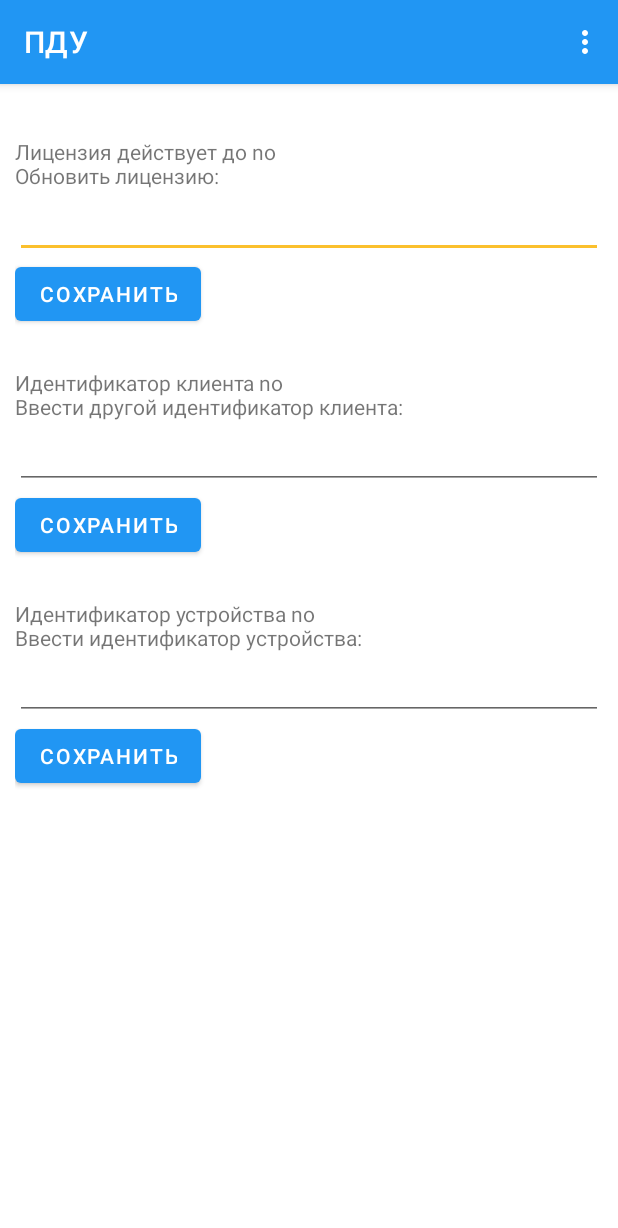
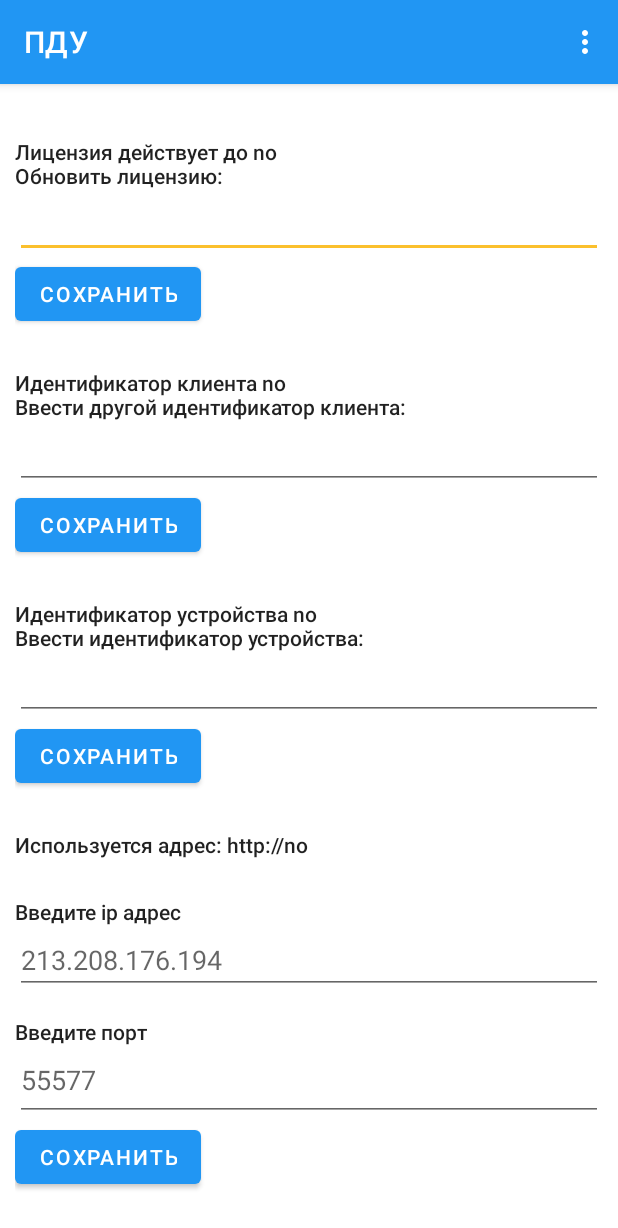
Before and after one commit to rozen4ik/RemoteControle, an Android app: the SettingsActivity screen opened directly, with no data from a screen before it, on a phone screen of 412 x 824 dp. Shown: the top 1228 px of the screen. Run offline under Robolectric (Android 15) with nearby library versions, the phone set to English and light mode, and no system bars; network calls fail.

Commit message:
Добавлена возможность ввода ip и порта сервера, к которому нужно подключаться

```diff
--- a/app/src/main/java/ru/ertel/remotecontrole/HiddenSettingsActivity.kt
+++ b/app/src/main/java/ru/ertel/remotecontrole/HiddenSettingsActivity.kt
@@ -40,13 +40,13 @@ class HiddenSettingsActivity : AppCompatActivity() {
         adminCheck.setOnCheckedChangeListener { buttonView, isChecked ->
             if (isChecked) {
                 val saveAdmin: SharedPreferences.Editor = settingsAdmin.edit()
-                saveAdmin.putString(StartActivity.SAVE_TOKEN, onAdmin)
+                saveAdmin.putString(SAVE_TOKEN, onAdmin)
                 saveAdmin.commit()
 
                 statusAdmin.text = onAdmin
             } else {
                 val saveAdmin: SharedPreferences.Editor = settingsAdmin.edit()
-                saveAdmin.putString(StartActivity.SAVE_TOKEN, noAdmin)
+                saveAdmin.putString(SAVE_TOKEN, noAdmin)
                 saveAdmin.commit()
 
                 statusAdmin.text = noAdmin
--- a/app/src/main/java/ru/ertel/remotecontrole/SettingsActivity.kt
+++ b/app/src/main/java/ru/ertel/remotecontrole/SettingsActivity.kt
@@ -31,6 +31,10 @@ class SettingsActivity : AppCompatActivity() {
     private lateinit var textIdentDevice: TextView
     private lateinit var editIdentDevice: EditText
     private lateinit var saveIdentDevice: Button
+    private lateinit var showURL: TextView
+    private lateinit var editURLBody: EditText
+    private lateinit var editURLPort: EditText
+    private lateinit var buttonSaveIpPort: Button
     private lateinit var dataSourceToken: DataSourceToken
     private lateinit var konturController: KonturController
 
@@ -47,6 +51,10 @@ class SettingsActivity : AppCompatActivity() {
         textIdentDevice = findViewById(R.id.textIdentDevice)
         editIdentDevice = findViewById(R.id.editIdentDevice)
         saveIdentDevice = findViewById(R.id.saveIdentDevice)
+        showURL = findViewById(R.id.showURL)
+        editURLBody = findViewById(R.id.editURLBody)
+        editURLPort = findViewById(R.id.editURLPort)
+        buttonSaveIpPort = findViewById(R.id.buttonSaveIpPort)
 
         dataSourceToken = DataSourceToken()
         konturController = KonturController()
@@ -56,13 +64,17 @@ class SettingsActivity : AppCompatActivity() {
         val settingsDate: SharedPreferences = getSharedPreferences("endDate", MODE_PRIVATE)
         val settingsIdent: SharedPreferences = getSharedPreferences("ident", MODE_PRIVATE)
         val settingsIdentDevice: SharedPreferences = getSharedPreferences("identDevice", MODE_PRIVATE)
+        val settingsURL: SharedPreferences = getSharedPreferences("url", MODE_PRIVATE)
+
         val bodyDate = endDate.getString(SAVE_TOKEN, "no").toString()
         val bodyIdent = settingsIdent.getString(SAVE_TOKEN, "no").toString()
         val bodyIdentDevice = settingsIdentDevice.getString(SAVE_TOKEN, "no").toString()
+        val bodyURL = settingsURL.getString(SAVE_TOKEN, "no").toString()
 
         textDateLicense.text = "Лицензия действует до $bodyDate\nОбновить лицензию:"
         textIdent.text = "Идентификатор клиента $bodyIdent\nВвести другой идентификатор клиента:"
         textIdentDevice.text = "Идентификатор устройства $bodyIdentDevice\nВвести идентификатор устройства:"
+        showURL.text = "Используется адрес: http://$bodyURL"
 
         saveLicense.setOnClickListener {
             val urlToken =
@@ -119,6 +131,16 @@ class SettingsActivity : AppCompatActivity() {
             val upIdentDevice: SharedPreferences = getSharedPreferences("identDevice", MODE_PRIVATE)
             val upBodyIdentDevice = upIdentDevice.getString(SAVE_TOKEN, "no").toString()
             textIdentDevice.text = "Идентификатор устройства $upBodyIdentDevice\nВвести идентификатор устройства:"
+        }
+
+        buttonSaveIpPort.setOnClickListener {
+            val saveURL: SharedPreferences.Editor = settingsURL.edit()
+            saveURL.putString(SAVE_TOKEN, "${editURLBody.text}:${editURLPort.text}")
+            saveURL.commit()
+
+            val upURL: SharedPreferences = getSharedPreferences("url", MODE_PRIVATE)
+            val upBodyURL = upURL.getString(SAVE_TOKEN, "no").toString()
+            showURL.text = "Используется адрес: http://$upBodyURL"
         }
     }
 
--- a/app/src/main/res/layout/activity_settings.xml
+++ b/app/src/main/res/layout/activity_settings.xml
@@ -1,15 +1,20 @@
 <?xml version="1.0" encoding="utf-8"?>
-<LinearLayout xmlns:android="http://schemas.android.com/apk/res/android"
+<ScrollView xmlns:android="http://schemas.android.com/apk/res/android"
     xmlns:app="http://schemas.android.com/apk/res-auto"
     xmlns:tools="http://schemas.android.com/tools"
     android:layout_width="match_parent"
     android:layout_height="match_parent"
-    android:orientation="vertical"
     android:padding="10dp"
     tools:context=".SettingsActivity">
 
+    <LinearLayout
+        android:orientation="vertical"
+        android:layout_width="match_parent"
+        android:layout_height="match_parent" >
+
     <TextView
         android:id="@+id/textDateLicense"
+        android:textAppearance="@style/TextAppearance.AppCompat.Body2"
         android:layout_marginTop="25dp"
         android:text="Обновить лицензию:"
         android:layout_width="match_parent"
@@ -30,6 +35,7 @@
 
     <TextView
         android:id="@+id/textIdent"
+        android:textAppearance="@style/TextAppearance.AppCompat.Body2"
         android:text="Ввести другой идентификатор клиента:"
         android:layout_width="match_parent"
         android:layout_height="wrap_content" />
@@ -48,6 +54,7 @@
 
     <TextView
         android:id="@+id/textIdentDevice"
+        android:textAppearance="@style/TextAppearance.AppCompat.Body2"
         android:text="Ввести идентификатор устройства:"
         android:layout_width="match_parent"
         android:layout_height="wrap_content" />
@@ -63,5 +70,47 @@
         android:layout_width="wrap_content"
         android:layout_height="wrap_content" />
 
+    <TextView
+        android:id="@+id/showURL"
+        android:layout_width="match_parent"
+        android:layout_height="wrap_content"
+        android:paddingTop="25dp"
+        android:text="Используется адрес:"
+        android:textAppearance="@style/TextAppearance.AppCompat.Body2" />
 
-</LinearLayout>
+    <TextView
+        android:layout_width="match_parent"
+        android:layout_height="wrap_content"
+        android:paddingTop="25dp"
+        android:text="Введите ip адрес"
+        android:textAppearance="@style/TextAppearance.AppCompat.Body2" />
+
+    <EditText
+        android:id="@+id/editURLBody"
+        android:hint="213.208.176.194"
+        android:layout_width="match_parent"
+        android:layout_height="wrap_content" />
+
+    <TextView
+        android:layout_width="match_parent"
+        android:layout_height="wrap_content"
+        android:paddingTop="15dp"
+        android:text="Введите порт"
+        android:textAppearance="@style/TextAppearance.AppCompat.Body2" />
+
+    <EditText
+        android:id="@+id/editURLPort"
+        android:hint="55577"
+        android:paddingBottom="15dp"
+        android:layout_width="match_parent"
+        android:layout_height="wrap_content" />
+
+    <Button
+        android:id="@+id/buttonSaveIpPort"
+        android:layout_width="wrap_content"
+        android:layout_height="wrap_content"
+        android:text="Сохранить" />
+
+    </LinearLayout>
+
+</ScrollView>
```
